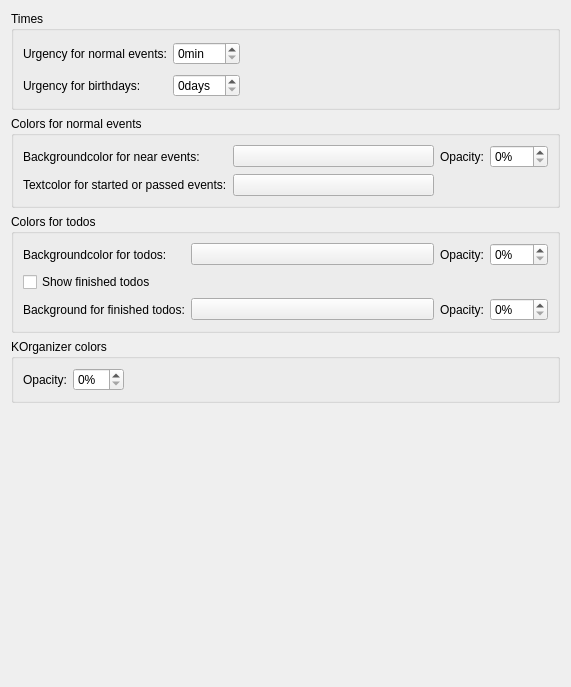
First picture: the form in src/applet/eventappletcolorconfig.ui, repository KDE/plasmoid-eventlist, before the edit.
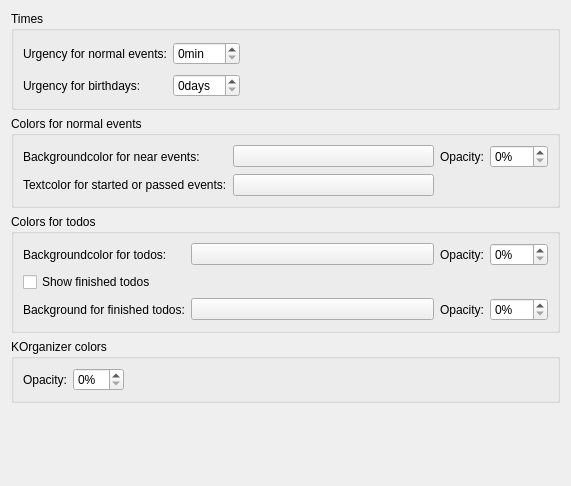
Second picture: the form after the edit. Custom widgets are drawn as their Qt base class.

Commit message: rework the config dialog to for netbooks too

```diff
--- a/src/applet/eventappletcolorconfig.ui
+++ b/src/applet/eventappletcolorconfig.ui
@@ -7,7 +7,7 @@
     <x>0</x>
     <y>0</y>
     <width>571</width>
-    <height>687</height>
+    <height>486</height>
    </rect>
   </property>
   <property name="windowTitle">
```
The commit also changes 6 other files.
